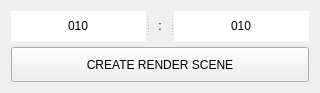
Qt form EVE/ui/ui/createScene_Main.ui (kiryha/Houdini) before a commit.
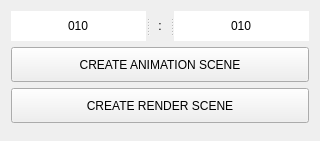
The same form after that commit.

```diff
--- a/EVE/ui/ui/createScene_Main.ui
+++ b/EVE/ui/ui/createScene_Main.ui
@@ -7,7 +7,7 @@
     <x>0</x>
     <y>0</y>
     <width>320</width>
-    <height>85</height>
+    <height>141</height>
    </rect>
   </property>
   <property name="windowTitle">
@@ -87,6 +87,19 @@
      </widget>
     </widget>
    </item>
+   <item>
+    <widget class="QPushButton" name="btn_createAnimScene">
+     <property name="minimumSize">
+      <size>
+       <width>0</width>
+       <height>35</height>
+      </size>
+     </property>
+     <property name="text">
+      <string>CREATE ANIMATION SCENE</string>
+     </property>
+    </widget>
+   </item>
    <item>
     <widget class="QPushButton" name="btn_createRenderScene">
      <property name="minimumSize">
```
